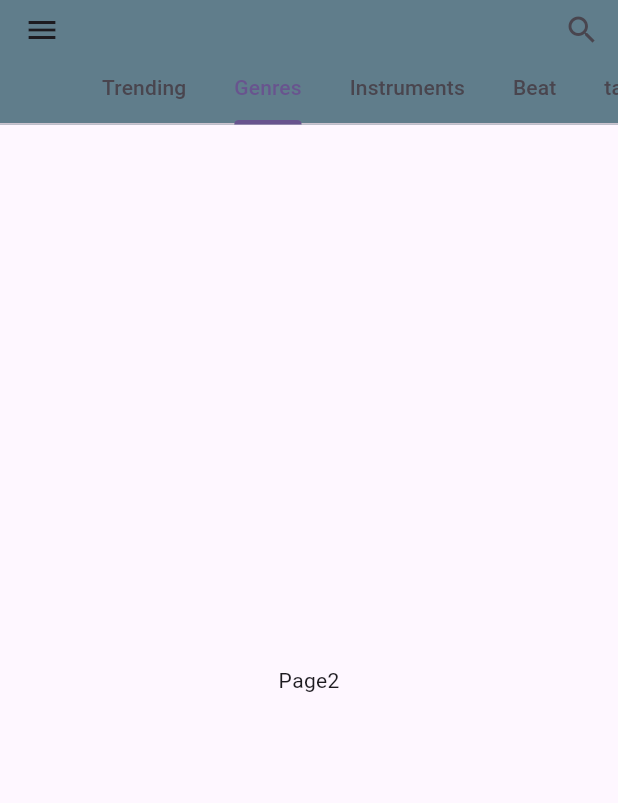
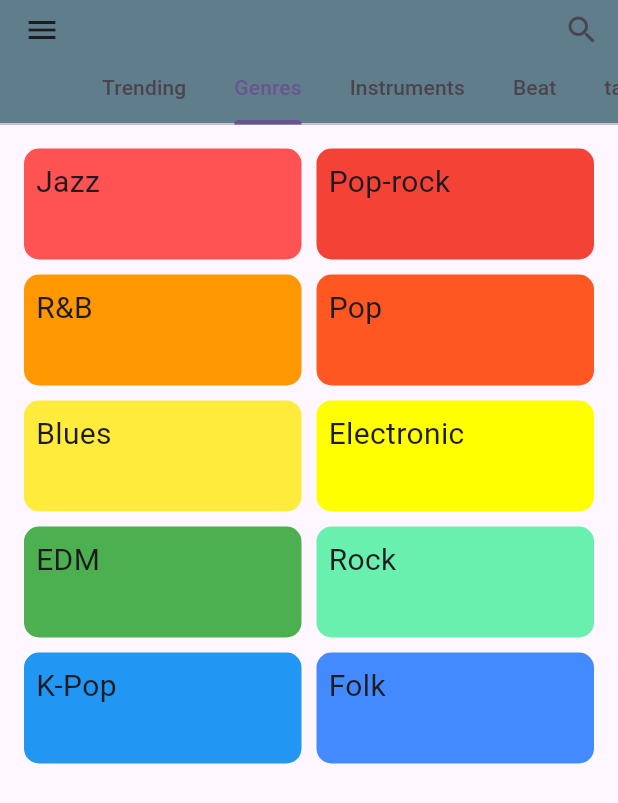
Before and after one commit to nghialpgse63314/yourchord_mobile, a Flutter app: the MainPage screen opened directly, tab 2 chosen, on a phone screen of 412 x 824 dp. Shown: the top 803 px of the screen. Run offline on Flutter 3.47's test engine with Material 2 defaults, Android fonts, the light colour scheme and no system bars; network calls fail.

Commit message:
15/10/2023

```diff
--- a/lib/main.dart
+++ b/lib/main.dart
@@ -15,9 +15,7 @@ class MyApp extends StatelessWidget {
   @override
   Widget build(BuildContext context) {
     return MaterialApp(
-      title: 'Flutter Demo',
       theme: ThemeData(
-
         colorScheme: ColorScheme.fromSeed(seedColor: Colors.deepPurple),
         useMaterial3: true,
       ),
--- /dev/null
+++ b/lib/model/constants.dart
@@ -0,0 +1,28 @@
+const FOOD_DATA = [
+  {
+    "name":"Jazz",
+  },{
+    "name":"Rock",
+  },
+  {
+    "name":"Pop",
+  },
+  {
+    "name":"R&B",
+  },
+  {
+    "name":"Blues",
+  },
+  {
+    "name":"Rap",
+  },
+  {
+    "name":"Folk",
+  },
+  {
+    "name":"Country",
+  },
+  {
+    "name":"EDM",
+  }
+];
--- /dev/null
+++ b/lib/screens/genres.dart
@@ -0,0 +1,107 @@
+import 'package:flutter/material.dart';
+
+// void main() => runApp(MyApp());
+
+class GenresPage extends StatefulWidget {
+  @override
+  _GenresPageState createState() => _GenresPageState();
+}
+
+class _GenresPageState extends State<GenresPage> {
+  @override
+  Widget build(BuildContext context) {
+    return Scaffold(
+      body: Center(
+          child: GridView.extent(
+            childAspectRatio: (1 / .4),
+            primary: false,
+            padding: const EdgeInsets.all(16),
+            crossAxisSpacing: 10,
+            mainAxisSpacing: 10,
+            maxCrossAxisExtent: 200.0,
+            children: <Widget>[
+              Container(
+                padding: const EdgeInsets.all(8),
+                child: const Text('Jazz', style: TextStyle(fontSize: 20)),
+                decoration: BoxDecoration(
+                  borderRadius: BorderRadius.circular(10),
+                  color: Colors.redAccent,
+                ),
+              ),
+              Container(
+                padding: const EdgeInsets.all(8),
+                child: const Text('Pop-rock', style: TextStyle(fontSize: 20)),
+                decoration: BoxDecoration(
+                  borderRadius: BorderRadius.circular(10),
+                  color: Colors.red,
+                ),
+              ),
+              Container(
+                padding: const EdgeInsets.all(8),
+                child: const Text('R&B', style: TextStyle(fontSize: 20)),
+                decoration: BoxDecoration(
+                  borderRadius: BorderRadius.circular(10),
+                  color: Colors.orange,
+                ),
+              ),
+              Container(
+                padding: const EdgeInsets.all(8),
+                child: const Text('Pop', style: TextStyle(fontSize: 20)),
+                decoration: BoxDecoration(
+                  borderRadius: BorderRadius.circular(10),
+                  color: Colors.deepOrange,
+                ),
+              ),
+              Container(
+                padding: const EdgeInsets.all(8),
+                child: const Text('Blues', style: TextStyle(fontSize: 20)),
+                decoration: BoxDecoration(
+                  borderRadius: BorderRadius.circular(10),
+                  color: Colors.yellow,
+                ),
+              ),
+              Container(
+                padding: const EdgeInsets.all(8),
+                child: const Text('Electronic', style: TextStyle(fontSize: 20)),
+                decoration: BoxDecoration(
+                  borderRadius: BorderRadius.circular(10),
+                  color: Colors.yellowAccent,
+                ),
+              ),
+              Container(
+                padding: const EdgeInsets.all(8),
+                child: const Text('EDM', style: TextStyle(fontSize: 20)),
+                decoration: BoxDecoration(
+                  borderRadius: BorderRadius.circular(10),
+                  color: Colors.green,
+                ),
+              ),
+              Container(
+                padding: const EdgeInsets.all(8),
+                child: const Text('Rock', style: TextStyle(fontSize: 20)),
+                decoration: BoxDecoration(
+                  borderRadius: BorderRadius.circular(10),
+                  color: Colors.greenAccent,
+                ),
+              ),
+              Container(
+                padding: const EdgeInsets.all(8),
+                child: const Text('K-Pop', style: TextStyle(fontSize: 20)),
+                decoration: BoxDecoration(
+                  borderRadius: BorderRadius.circular(10),
+                  color: Colors.blue,
+                ),
+              ),
+              Container(
+                padding: const EdgeInsets.all(8),
+                child: const Text('Folk', style: TextStyle(fontSize: 20)),
+                decoration: BoxDecoration(
+                  borderRadius: BorderRadius.circular(10),
+                  color: Colors.blueAccent,
+                ),
+              ),
+            ],
+          )),
+    );
+  }
+}
--- a/lib/screens/home.dart
+++ b/lib/screens/home.dart
@@ -3,6 +3,9 @@ import 'package:yourchord/screens/profile.dart';
 import 'package:yourchord/screens/search.dart';
 import 'package:yourchord/screens/settings.dart';
 import 'package:yourchord/screens/testtab2.dart';
+import 'package:yourchord/screens/trending.dart';
+
+import 'genres.dart';
 
 void main() {
   runApp(const HomePage());
@@ -84,7 +87,6 @@ class DrawerWidget extends StatelessWidget {
   @override
   Widget build(BuildContext context) {
     return Drawer(
-
       backgroundColor: Colors.white,
       child: ListView(
         // itemExtent: 30,
@@ -94,7 +96,7 @@ class DrawerWidget extends StatelessWidget {
             height: 115,
             child: UserAccountsDrawerHeader(
               decoration: BoxDecoration(
-                  color: Colors.blueGrey,
+                color: Colors.blueGrey,
               ),
               accountName: Container(
                 // alignment: Alignment.topRight,
@@ -102,7 +104,7 @@ class DrawerWidget extends StatelessWidget {
                   mainAxisAlignment: MainAxisAlignment.center,
                   children: [
                     Text(
-                     "user Name",
+                      "user Name",
                       style: TextStyle(
                           color: Theme.of(context).colorScheme.onPrimary),
                     ),
@@ -115,16 +117,13 @@ class DrawerWidget extends StatelessWidget {
                   mainAxisAlignment: MainAxisAlignment.center,
                   children: [
                     Text(
-                     "a@a.gmail.com",
+                      "a@a.gmail.com",
                       style: TextStyle(
                           color: Theme.of(context).colorScheme.onPrimary),
                     ),
                   ],
                 ),
               ),
-
-
-
             ),
           ),
           Card(
@@ -173,10 +172,8 @@ class DrawerWidget extends StatelessWidget {
               leading: Icon(Icons.person),
               title: const Text('Profile'),
               onTap: () {
-                Navigator.push(
-                    context,
-                    MaterialPageRoute(
-                        builder: (context) =>  EditProfilePage()));
+                Navigator.push(context,
+                    MaterialPageRoute(builder: (context) => EditProfilePage()));
               },
             ),
           ),
@@ -185,10 +182,10 @@ class DrawerWidget extends StatelessWidget {
               visualDensity: VisualDensity(vertical: -3),
               leading: Icon(Icons.settings),
               title: const Text('Settings'),
-              onTap: () {  Navigator.push(
-                  context,
-                  MaterialPageRoute(
-                      builder: (context) =>  SettingsPage()));},
+              onTap: () {
+                Navigator.push(context,
+                    MaterialPageRoute(builder: (context) => SettingsPage()));
+              },
             ),
           ),
           Card(
@@ -214,8 +211,8 @@ class TabBarViewWidget extends StatelessWidget {
   Widget build(BuildContext context) {
     return TabBarView(
       children: [
-        Center(child: TestTab2()),
-        Center(child: Text('Page2')),
+        Center(child: Text('Page1')),
+        Center(child: GenresPage()),
         Center(child: Text('Page3')),
       ],
     );
--- a/lib/screens/notes.txt
+++ /dev/null
@@ -1 +0,0 @@
-hello world
--- a/lib/screens/testtab2.dart
+++ /dev/null
@@ -1,25 +0,0 @@
-import 'package:flutter/material.dart';
-
-
-// void main() {
-//   runApp(const TestTab2());
-// }
-
-class TestTab2 extends StatelessWidget {
-  const TestTab2({super.key});
-
-  // This widget is the root of your application.
-  @override
-  Widget build(BuildContext context) {
-    return MaterialApp(
-      debugShowCheckedModeBanner: false,
-      title: 'Flutter Demo',
-      theme: ThemeData(
-
-        colorScheme: ColorScheme.fromSeed(seedColor: Colors.deepPurple),
-        useMaterial3: true,
-      ),
-      home:  Text('TestTab2'),
-    );
-  }
-}
```
Also changed, not shown: lib/screens/editprofile.dart (deleted), lib/screens/trending.dart (added).
